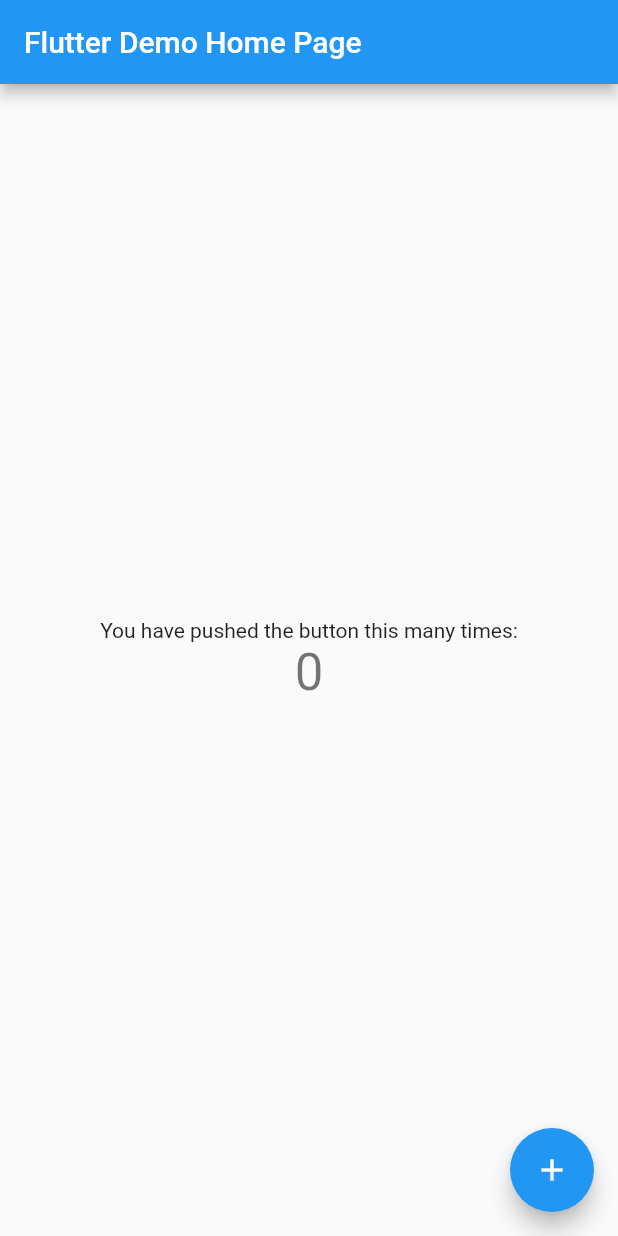
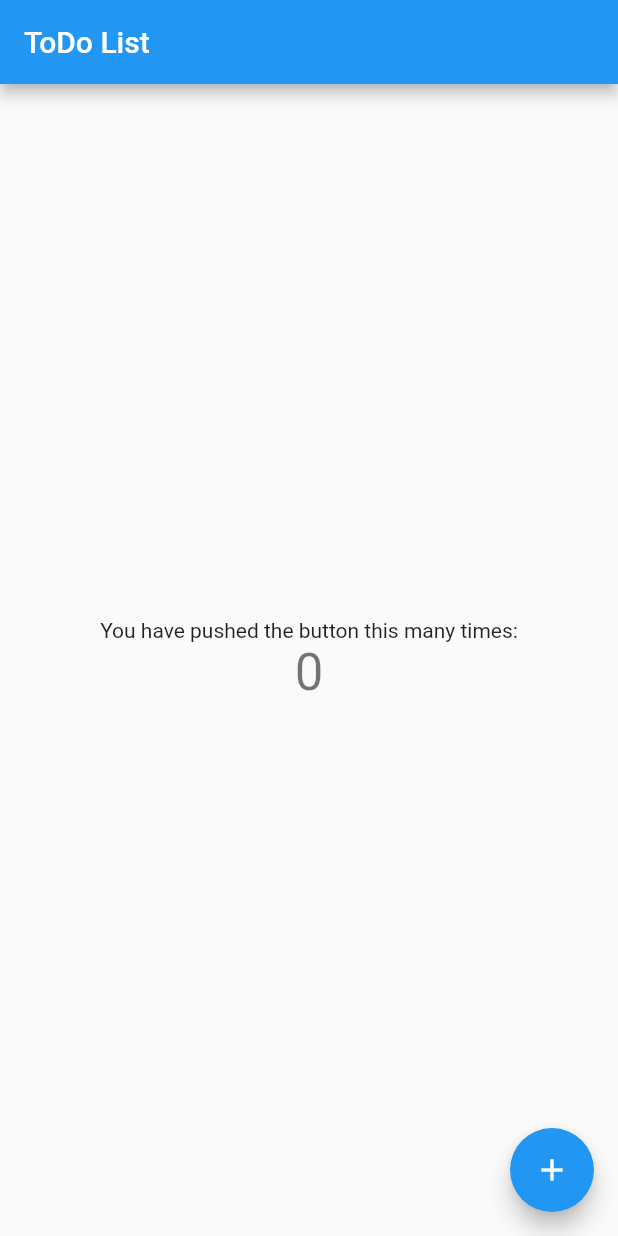
Before and after one commit to eharano/todo_list, a Flutter app: the screen it shows after launch, on a phone screen of 412 x 824 dp. Run offline on Flutter 3.47's test engine with Material 2 defaults, Android fonts, the phone set to English and light mode, and no system bars; our stand-ins replace equatable, sqflite; accounts and stored records are empty.

```diff
--- /dev/null
+++ b/lib/app/module/todo/domain/entities/todo.dart
@@ -0,0 +1,22 @@
+import 'package:equatable/equatable.dart';
+
+class ToDo extends Equatable {
+  final int id;
+  final String title;
+  final String? description;
+  final String status;
+  final DateTime data;
+  final String label;
+
+  const ToDo({
+    required this.id,
+    required this.title,
+    this.description,
+    required this.status,
+    required this.data,
+    required this.label,
+  });
+
+  @override
+  List<Object?> get props => [id, title, status, data, label];
+}
--- /dev/null
+++ b/lib/home.dart
@@ -0,0 +1,48 @@
+import 'package:flutter/material.dart';
+
+class MyHomePage extends StatefulWidget {
+  const MyHomePage({Key? key, required this.title}) : super(key: key);
+
+  final String title;
+
+  @override
+  State<MyHomePage> createState() => _MyHomePageState();
+}
+
+class _MyHomePageState extends State<MyHomePage> {
+  int _counter = 0;
+
+  void _incrementCounter() {
+    setState(() {
+      _counter++;
+    });
+  }
+
+  @override
+  Widget build(BuildContext context) {
+    return Scaffold(
+      appBar: AppBar(
+        title: Text(widget.title),
+      ),
+      body: Center(
+        child: Column(
+          mainAxisAlignment: MainAxisAlignment.center,
+          children: <Widget>[
+            const Text(
+              'You have pushed the button this many times:',
+            ),
+            Text(
+              '$_counter',
+              style: Theme.of(context).textTheme.headline4,
+            ),
+          ],
+        ),
+      ),
+      floatingActionButton: FloatingActionButton(
+        onPressed: _incrementCounter,
+        tooltip: 'Increment',
+        child: const Icon(Icons.add),
+      ),
+    );
+  }
+}
--- a/lib/main.dart
+++ b/lib/main.dart
@@ -1,4 +1,6 @@
 import 'package:flutter/material.dart';
+
+import 'home.dart';
 
 void main() {
   runApp(const MyApp());
@@ -14,54 +16,7 @@ class MyApp extends StatelessWidget {
       theme: ThemeData(
         primarySwatch: Colors.blue,
       ),
-      home: const MyHomePage(title: 'Flutter Demo Home Page'),
+      home: const MyHomePage(title: 'ToDo List'),
     );
   }
 }
-
-class MyHomePage extends StatefulWidget {
-  const MyHomePage({Key? key, required this.title}) : super(key: key);
-
-  final String title;
-
-  @override
-  State<MyHomePage> createState() => _MyHomePageState();
-}
-
-class _MyHomePageState extends State<MyHomePage> {
-  int _counter = 0;
-
-  void _incrementCounter() {
-    setState(() {
-      _counter++;
-    });
-  }
-
-  @override
-  Widget build(BuildContext context) {
-    return Scaffold(
-      appBar: AppBar(
-        title: Text(widget.title),
-      ),
-      body: Center(
-        child: Column(
-          mainAxisAlignment: MainAxisAlignment.center,
-          children: <Widget>[
-            const Text(
-              'You have pushed the button this many times:',
-            ),
-            Text(
-              '$_counter',
-              style: Theme.of(context).textTheme.headline4,
-            ),
-          ],
-        ),
-      ),
-      floatingActionButton: FloatingActionButton(
-        onPressed: _incrementCounter,
-        tooltip: 'Increment',
-        child: const Icon(Icons.add),
-      ),
-    );
-  }
-}
```
Also changed, not shown: lib/app/core/external/database/config/database_config.dart (added, +32 -0 lines), lib/app/module/todo/domain/dtos/todo_dto.dart (added), lib/app/module/todo/domain/repositories/todo_repository.dart (added), lib/app/module/todo/domain/usecases/todo_usecase.dart (added), lib/app/module/todo/external/datasources/todo_remote_datasource_impl.dart (added), lib/app/module/todo/external/helpers/errors/todo_mapper_error.dart (added), lib/app/module/todo/external/mappers/todo_mapper.dart (added), lib/app/module/todo/infra/datasources/todo_remote_datasource.dart (added), lib/app/module/todo/infra/repositories/todo_repository_impl.dart (added), lib/app/module/todo/presenter/bloc/todo_bloc.dart (added), lib/app/module/todo/presenter/bloc/todo_event.dart (added), lib/app/module/todo/presenter/bloc/todo_state.dart (added), lib/app/module/todo/presenter/views/todo_view.dart (added), lib/app/module/todo/presenter/widgets/todo_list.dart (added), 1 more files.
